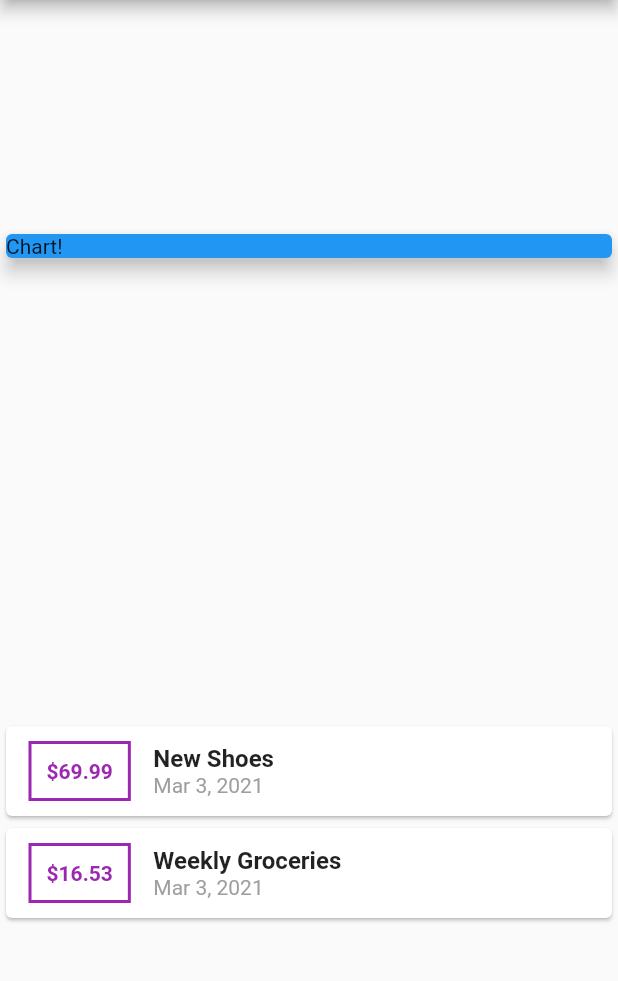
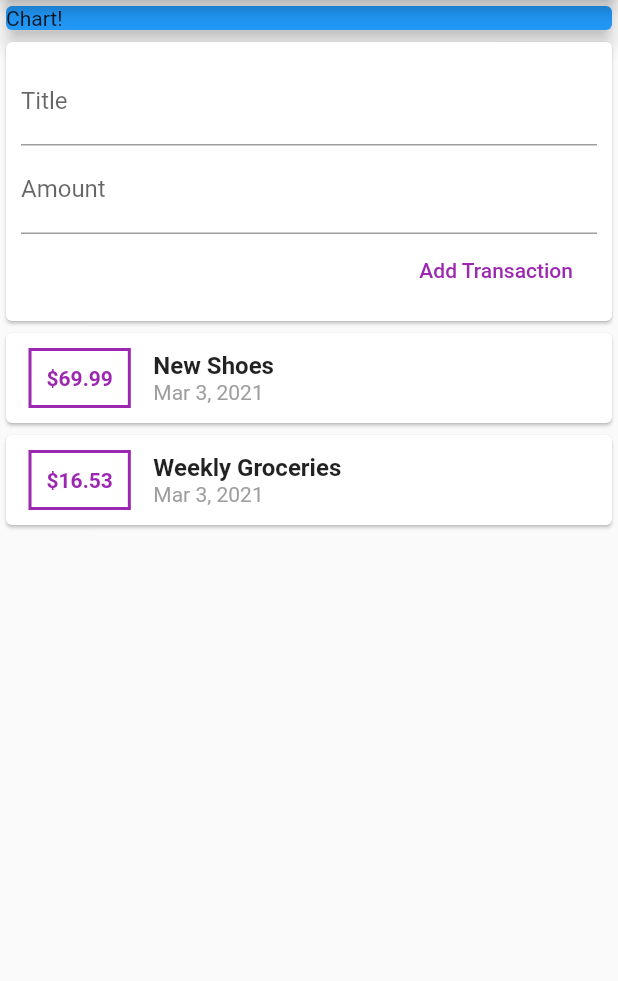
Before and after one commit to novjean/bling_manager, a Flutter app: the screen it shows after launch, on a phone screen of 412 x 824 dp, the part 84-1065 px from its top. Run offline on Flutter 3.47's test engine with Material 2 defaults, Android fonts, the phone set to English and light mode, and no system bars.

Commit message:
TextField and controller

```diff
--- a/lib/main.dart
+++ b/lib/main.dart
@@ -25,6 +25,11 @@ class MyHomePage extends StatelessWidget {
         date: DateTime.now()),
   ];
 
+  // String titleInput;
+  // String amountInput;
+  final titleController = TextEditingController();
+  final amountController = TextEditingController();
+
   @override
   Widget build(BuildContext context) {
     return Scaffold(
@@ -32,7 +37,7 @@ class MyHomePage extends StatelessWidget {
         title: Text('Bling Manager'),
       ),
       body: Column(
-        mainAxisAlignment: MainAxisAlignment.spaceAround,
+        // mainAxisAlignment: MainAxisAlignment.spaceAround,
         crossAxisAlignment: CrossAxisAlignment.stretch,
         children: [
           Container(
@@ -41,6 +46,36 @@ class MyHomePage extends StatelessWidget {
               color: Colors.blue,
               child: Text('Chart!'),
               elevation: 5,
+            ),
+          ),
+          Card(
+            child: Container(
+              padding: EdgeInsets.all(10),
+              child: Column(
+                crossAxisAlignment: CrossAxisAlignment.end,
+                children: [
+                  TextField(
+                    decoration: InputDecoration(labelText: 'Title'),
+                    controller: titleController,
+                    // onChanged: (value) {
+                    //   titleInput = value;
+                    // },
+                  ),
+                  TextField(
+                    decoration: InputDecoration(labelText: 'Amount'),
+                    controller: amountController,
+                    // onChanged: (value) => amountInput = value,
+                  ),
+                  FlatButton(
+                    child: Text('Add Transaction'),
+                    textColor: Colors.purple,
+                    onPressed: () {
+                      print(titleController.text);
+                      print(amountController.text);
+                    },
+                  )
+                ],
+              ),
             ),
           ),
           Column(
```
